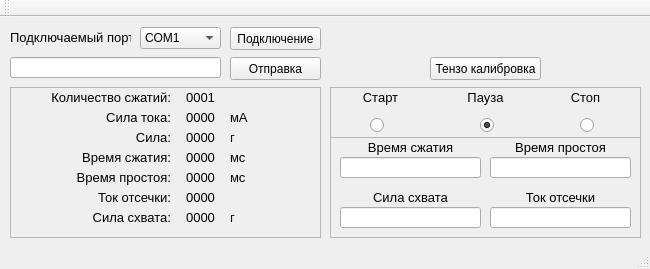
First picture: the form in mainwindow.ui, repository Evrei-XD/Service_utility, before the edit.
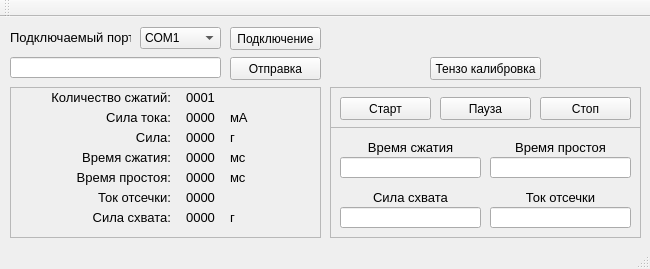
Second picture: the form after the edit.

Commit message: 15:44 Вместо радиоБаттон старт/пауза/стоп кнопки

Patch:
```diff
--- a/mainwindow.ui
+++ b/mainwindow.ui
@@ -955,7 +955,7 @@
        <x>0</x>
        <y>0</y>
        <width>311</width>
-       <height>51</height>
+       <height>41</height>
       </rect>
      </property>
      <property name="frameShape">
@@ -964,182 +964,44 @@
      <property name="frameShadow">
       <enum>QFrame::Raised</enum>
      </property>
-     <widget class="QRadioButton" name="pause">
+     <widget class="QPushButton" name="start">
       <property name="geometry">
        <rect>
-        <x>150</x>
-        <y>30</y>
-        <width>16</width>
-        <height>16</height>
+        <x>10</x>
+        <y>10</y>
+        <width>91</width>
+        <height>23</height>
        </rect>
-      </property>
-      <property name="text">
-       <string/>
-      </property>
-      <property name="checked">
-       <bool>true</bool>
-      </property>
-     </widget>
-     <widget class="QRadioButton" name="stop">
-      <property name="geometry">
-       <rect>
-        <x>250</x>
-        <y>30</y>
-        <width>16</width>
-        <height>16</height>
-       </rect>
-      </property>
-      <property name="text">
-       <string/>
-      </property>
-     </widget>
-     <widget class="QRadioButton" name="start">
-      <property name="enabled">
-       <bool>true</bool>
-      </property>
-      <property name="geometry">
-       <rect>
-        <x>40</x>
-        <y>30</y>
-        <width>16</width>
-        <height>16</height>
-       </rect>
-      </property>
-      <property name="mouseTracking">
-       <bool>true</bool>
-      </property>
-      <property name="acceptDrops">
-       <bool>false</bool>
-      </property>
-      <property name="toolTip">
-       <string notr="true"/>
-      </property>
-      <property name="text">
-       <string/>
-      </property>
-      <property name="autoRepeatDelay">
-       <number>1</number>
-      </property>
-      <property name="autoRepeatInterval">
-       <number>1</number>
-      </property>
-     </widget>
-     <widget class="QLabel" name="info_start">
-      <property name="enabled">
-       <bool>true</bool>
-      </property>
-      <property name="geometry">
-       <rect>
-        <x>0</x>
-        <y>0</y>
-        <width>101</width>
-        <height>21</height>
-       </rect>
-      </property>
-      <property name="sizePolicy">
-       <sizepolicy hsizetype="Fixed" vsizetype="Fixed">
-        <horstretch>0</horstretch>
-        <verstretch>0</verstretch>
-       </sizepolicy>
-      </property>
-      <property name="font">
-       <font>
-        <family>Segoe UI Symbol</family>
-        <pointsize>10</pointsize>
-        <weight>50</weight>
-        <bold>false</bold>
-       </font>
-      </property>
-      <property name="contextMenuPolicy">
-       <enum>Qt::NoContextMenu</enum>
-      </property>
-      <property name="layoutDirection">
-       <enum>Qt::LeftToRight</enum>
       </property>
       <property name="text">
        <string>Старт</string>
       </property>
-      <property name="alignment">
-       <set>Qt::AlignCenter</set>
-      </property>
      </widget>
-     <widget class="QLabel" name="info_pause">
-      <property name="enabled">
-       <bool>true</bool>
-      </property>
+     <widget class="QPushButton" name="pause">
       <property name="geometry">
        <rect>
-        <x>100</x>
-        <y>0</y>
-        <width>111</width>
-        <height>21</height>
+        <x>110</x>
+        <y>10</y>
+        <width>91</width>
+        <height>23</height>
        </rect>
       </property>
-      <property name="sizePolicy">
-       <sizepolicy hsizetype="Fixed" vsizetype="Fixed">
-        <horstretch>0</horstretch>
-        <verstretch>0</verstretch>
-       </sizepolicy>
-      </property>
-      <property name="font">
-       <font>
-        <family>Segoe UI Symbol</family>
-        <pointsize>10</pointsize>
-        <weight>50</weight>
-        <bold>false</bold>
-       </font>
-      </property>
-      <property name="contextMenuPolicy">
-       <enum>Qt::NoContextMenu</enum>
-      </property>
-      <property name="layoutDirection">
-       <enum>Qt::LeftToRight</enum>
-      </property>
       <property name="text">
        <string>Пауза</string>
       </property>
-      <property name="alignment">
-       <set>Qt::AlignCenter</set>
-      </property>
      </widget>
-     <widget class="QLabel" name="info_stop">
-      <property name="enabled">
-       <bool>true</bool>
-      </property>
+     <widget class="QPushButton" name="stop">
       <property name="geometry">
        <rect>
-        <x>200</x>
-        <y>0</y>
-        <width>111</width>
-        <height>21</height>
+        <x>210</x>
+        <y>10</y>
+        <width>91</width>
+        <height>23</height>
        </rect>
       </property>
-      <property name="sizePolicy">
-       <sizepolicy hsizetype="Fixed" vsizetype="Fixed">
-        <horstretch>0</horstretch>
-        <verstretch>0</verstretch>
-       </sizepolicy>
-      </property>
-      <property name="font">
-       <font>
-        <family>Segoe UI Symbol</family>
-        <pointsize>10</pointsize>
-        <weight>50</weight>
-        <bold>false</bold>
-       </font>
-      </property>
-      <property name="contextMenuPolicy">
-       <enum>Qt::NoContextMenu</enum>
-      </property>
-      <property name="layoutDirection">
-       <enum>Qt::LeftToRight</enum>
-      </property>
       <property name="text">
        <string>Стоп</string>
       </property>
-      <property name="alignment">
-       <set>Qt::AlignCenter</set>
-      </property>
      </widget>
     </widget>
     <widget class="QLineEdit" name="send_shake_time">
```
The commit also changes 2 other files.
